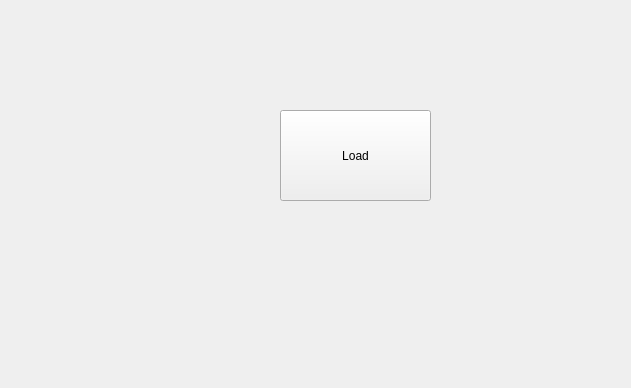
Old version of the form frontend/MainWindow.ui in the repository gbmecademic/Demo_Glove_Box; both pictures show x 0 to 631 and y 469 to 857 of the 1209 by 857 pixel window.
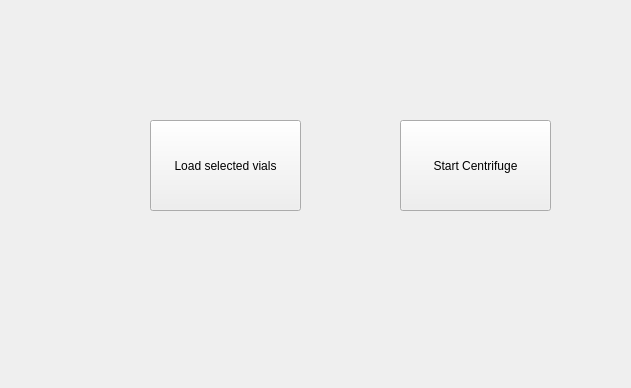
New version of the form. Custom widgets are drawn as their Qt base class.

Commit message: Added setup window and some logic for the centrifuge LEDs

The edit to the form file:
```diff
--- a/frontend/MainWindow.ui
+++ b/frontend/MainWindow.ui
@@ -17,14 +17,14 @@
    <widget class="QPushButton" name="LoadButton">
     <property name="geometry">
      <rect>
-      <x>280</x>
-      <y>560</y>
+      <x>150</x>
+      <y>570</y>
       <width>151</width>
       <height>91</height>
      </rect>
     </property>
     <property name="text">
-     <string>Load</string>
+     <string>Load selected vials</string>
     </property>
    </widget>
    <widget class="CentStatus" name="CentStatusDisplay" native="true">
@@ -157,6 +157,19 @@
      </property>
     </widget>
    </widget>
+   <widget class="QPushButton" name="buttonCentrifuge">
+    <property name="geometry">
+     <rect>
+      <x>400</x>
+      <y>570</y>
+      <width>151</width>
+      <height>91</height>
+     </rect>
+    </property>
+    <property name="text">
+     <string>Start Centrifuge</string>
+    </property>
+   </widget>
   </widget>
   <widget class="QMenuBar" name="menubar">
    <property name="geometry">
```
The commit also changes 9 other files.
